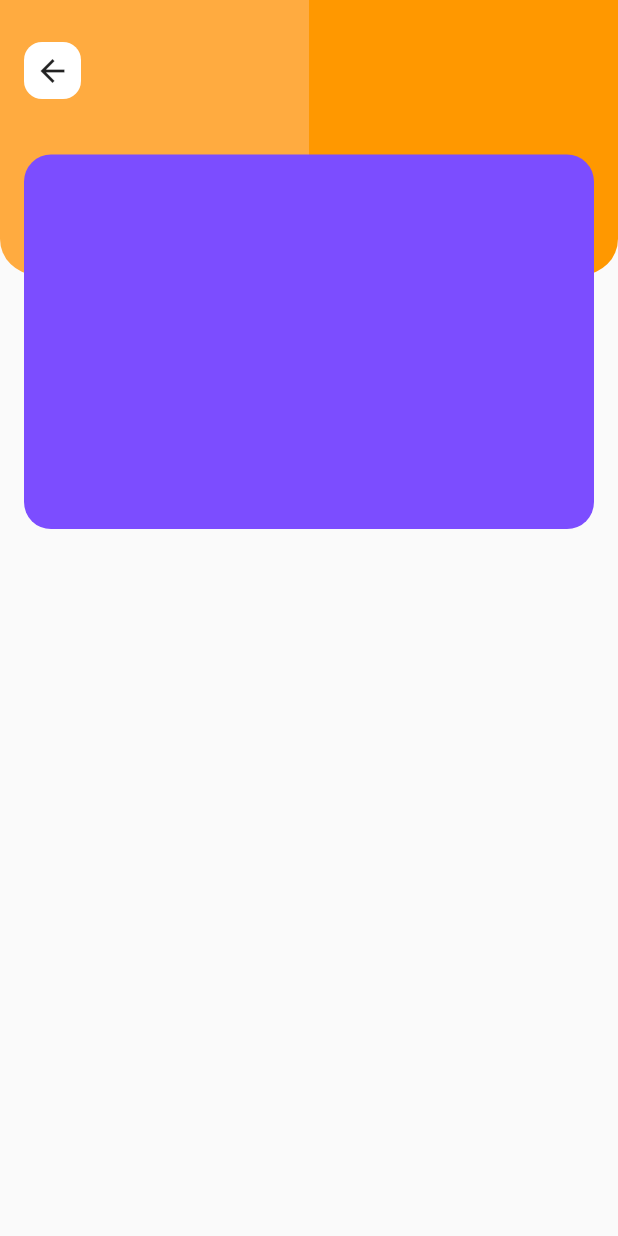
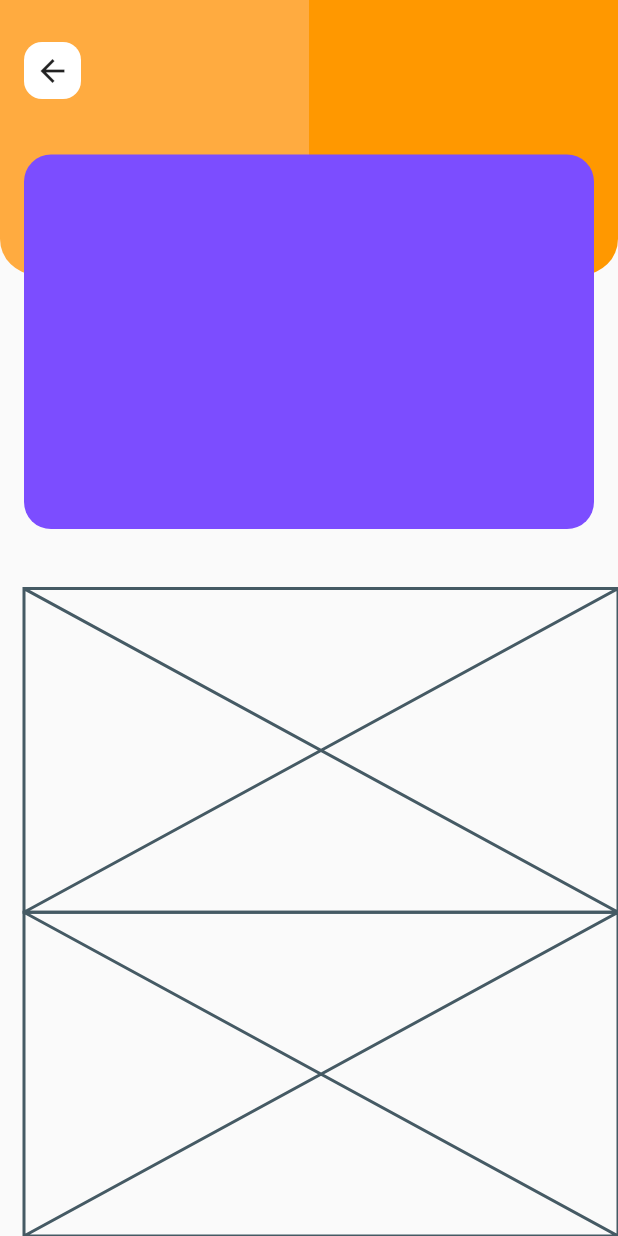
Before and after one commit to JAICHANGPARK/flutter_notebook_the_third_story, a Flutter app: the screen it shows after launch, on a phone screen of 412 x 824 dp. Run offline on Flutter 3.47's test engine with Material 2 defaults, Android fonts, the phone set to English and light mode, and no system bars; our stand-ins replace badges, dotted_border, fl_chart, google_fonts, page_transition, percent_indicator.

Commit message:
Update main_page.dart

```diff
--- a/lib/profile_concept_app/main_page.dart
+++ b/lib/profile_concept_app/main_page.dart
@@ -78,6 +78,22 @@ class MainPage extends StatelessWidget {
                   borderRadius: BorderRadius.circular(18)),
             ),
           ),
+          Positioned(
+            left: 16,
+            right: 0,
+            bottom: 0,
+            top: MediaQuery.of(context).size.height / 2.1,
+            child: Column(
+              children: <Widget>[
+                Expanded(
+                  child: Placeholder(),
+                ),
+                Expanded(
+                  child: Placeholder(),
+                )
+              ],
+            ),
+          )
         ],
       ),
     );
```
